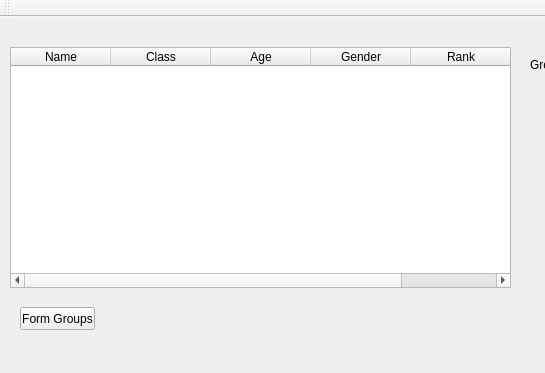
Qt form Server/Server/mainwindow.ui (AlekseyVnukov/WTAF-TATRAS) before a commit; both pictures show x 0 to 545 and y 0 to 373 of the 890 by 373 pixel window.
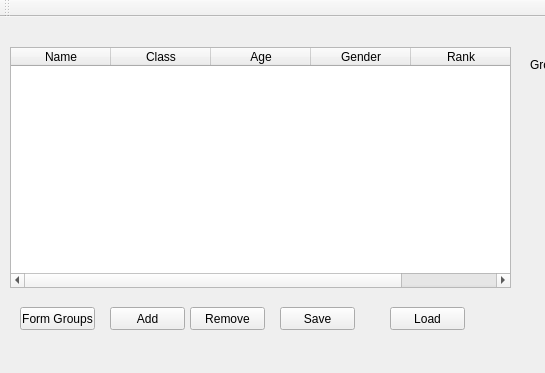
The same form after that commit.

Commit message: work with registration table. Saving/Loading unfinished

```diff
--- a/Server/Server/mainwindow.ui
+++ b/Server/Server/mainwindow.ui
@@ -85,6 +85,58 @@
      </rect>
     </property>
    </widget>
+   <widget class="QPushButton" name="addEntry">
+    <property name="geometry">
+     <rect>
+      <x>110</x>
+      <y>290</y>
+      <width>75</width>
+      <height>23</height>
+     </rect>
+    </property>
+    <property name="text">
+     <string>Add</string>
+    </property>
+   </widget>
+   <widget class="QPushButton" name="saveTable">
+    <property name="geometry">
+     <rect>
+      <x>280</x>
+      <y>290</y>
+      <width>75</width>
+      <height>23</height>
+     </rect>
+    </property>
+    <property name="text">
+     <string>Save</string>
+    </property>
+   </widget>
+   <widget class="QPushButton" name="loadTable">
+    <property name="geometry">
+     <rect>
+      <x>390</x>
+      <y>290</y>
+      <width>75</width>
+      <height>23</height>
+     </rect>
+    </property>
+    <property name="text">
+     <string>Load</string>
+    </property>
+   </widget>
+   <widget class="QPushButton" name="removeRow">
+    <property name="geometry">
+     <rect>
+      <x>190</x>
+      <y>290</y>
+      <width>75</width>
+      <height>23</height>
+     </rect>
+    </property>
+    <property name="text">
+     <string>Remove</string>
+    </property>
+   </widget>
   </widget>
   <widget class="QMenuBar" name="menuBar">
    <property name="geometry">
```
The commit also changes 14 other files.
